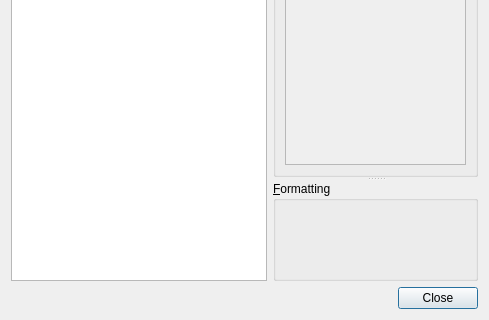
Qt form dialogs/stylesheet.ui (veusz/veusz) before a commit; both pictures show x 0 to 489 and y 206 to 526 of the 489 by 526 pixel window.
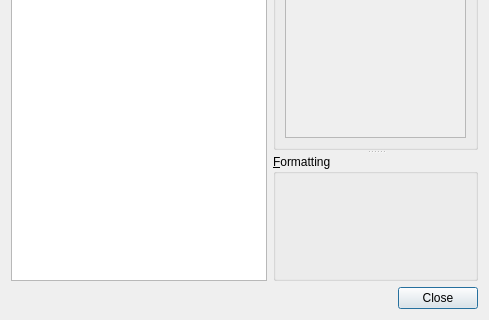
The same form after that commit.

The edit to the form file:
```diff
--- a/dialogs/stylesheet.ui
+++ b/dialogs/stylesheet.ui
@@ -39,7 +39,7 @@
        </property>
        <widget class="QGroupBox" name="propertiesGroup">
         <property name="sizePolicy">
-         <sizepolicy hsizetype="Expanding" vsizetype="Maximum">
+         <sizepolicy hsizetype="Expanding" vsizetype="Preferred">
           <horstretch>0</horstretch>
           <verstretch>0</verstretch>
          </sizepolicy>
@@ -59,7 +59,7 @@
               <x>0</x>
               <y>0</y>
               <width>195</width>
-              <height>327</height>
+              <height>100</height>
              </rect>
             </property>
            </widget>
@@ -69,7 +69,7 @@
        </widget>
        <widget class="QGroupBox" name="formattingGroup">
         <property name="sizePolicy">
-         <sizepolicy hsizetype="Expanding" vsizetype="Maximum">
+         <sizepolicy hsizetype="Expanding" vsizetype="Expanding">
           <horstretch>0</horstretch>
           <verstretch>0</verstretch>
          </sizepolicy>
@@ -77,7 +77,7 @@
         <property name="title">
          <string>&amp;Formatting</string>
         </property>
-        <zorder>horizontalSpacer</zorder>
+        <layout class="QVBoxLayout" name="verticalLayout_3"/>
        </widget>
       </widget>
      </item>
```
Left out of the diff: 6 changed lines with no effect on the pictures.
